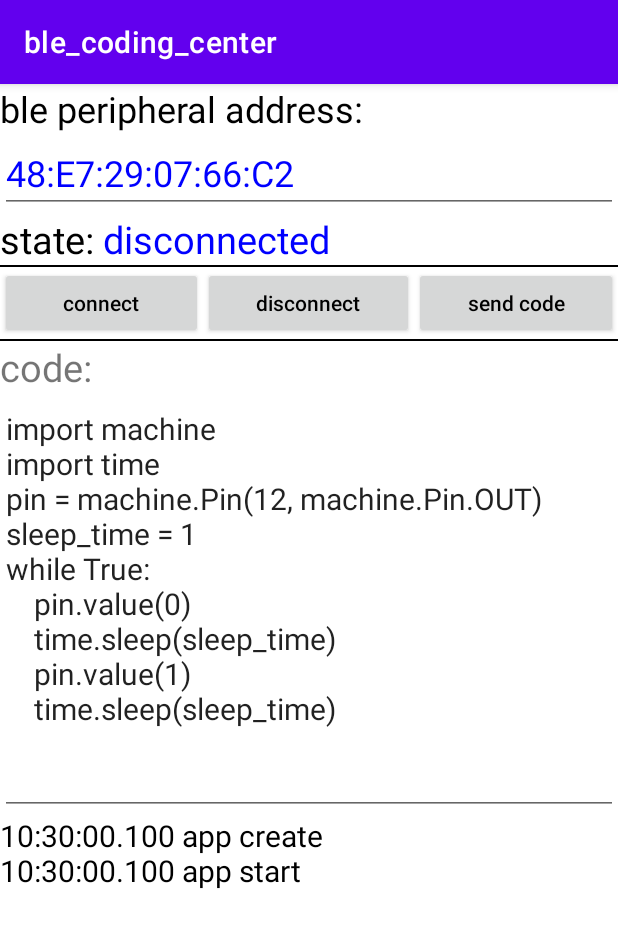
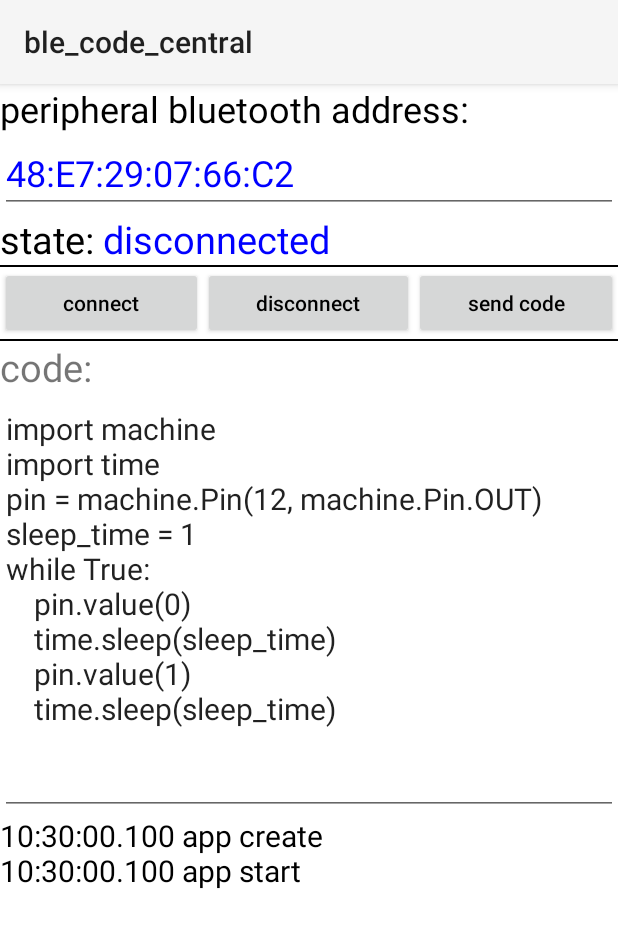
Before and after one commit to nulllab-org/android_ble_coding_central, an Android app: the screen it shows after launch (MainActivity), on a phone screen of 412 x 824 dp. Shown: the top 928 px of the screen. Run offline under Robolectric (Android 15) with nearby library versions, the phone set to English and light mode, and no system bars.

Commit message:
change packge names

```diff
--- a/app/src/main/AndroidManifest.xml
+++ b/app/src/main/AndroidManifest.xml
@@ -15,11 +15,11 @@
         android:label="@string/app_name"
         android:roundIcon="@mipmap/ic_launcher_round"
         android:supportsRtl="true"
-        android:theme="@style/Theme.Ble_test"
-        tools:targetApi="33">
+        android:theme="@style/Theme.AppCompat.Light"
+        tools:targetApi="34">
 
         <activity
-            android:name="com.nulllab.ble.MainActivity"
+            android:name="com.nulllab.ble.code.central.MainActivity"
             android:exported="true">
             <intent-filter>
                 <action android:name="android.intent.action.MAIN" />
--- a/app/src/main/java/com/nulllab/ble/BlePacketUtils.java
+++ b/app/src/main/java/com/nulllab/ble/code/central/BlePacketUtils.java
@@ -1,4 +1,4 @@
-package com.nulllab.ble;
+package com.nulllab.ble.code.central;
 
 import java.io.ByteArrayOutputStream;
 import java.util.LinkedList;
--- a/app/src/main/java/com/nulllab/ble/BlePeripheral.java
+++ b/app/src/main/java/com/nulllab/ble/code/central/BlePeripheral.java
@@ -1,4 +1,4 @@
-package com.nulllab.ble;
+package com.nulllab.ble.code.central;
 
 import android.annotation.SuppressLint;
 import android.bluetooth.BluetoothAdapter;
--- a/app/src/main/java/com/nulllab/ble/LogView.java
+++ b/app/src/main/java/com/nulllab/ble/code/central/LogView.java
@@ -1,4 +1,4 @@
-package com.nulllab.ble;
+package com.nulllab.ble.code.central;
 
 import android.content.Context;
 import android.text.method.ScrollingMovementMethod;
@@ -7,7 +7,7 @@ import android.util.Log;
 
 import androidx.annotation.Nullable;
 
-import com.nulllab.util.MainThreadUtils;
+import com.nulllab.ble.code.central.util.MainThreadUtils;
 
 import java.text.SimpleDateFormat;
 import java.util.Date;
--- a/app/src/main/java/com/nulllab/util/MainThreadUtils.java
+++ b/app/src/main/java/com/nulllab/ble/code/central/util/MainThreadUtils.java
@@ -1,4 +1,4 @@
-package com.nulllab.util;
+package com.nulllab.ble.code.central.util;
 
 import android.os.Handler;
 import android.os.Looper;
--- a/app/src/main/res/layout/activity_main.xml
+++ b/app/src/main/res/layout/activity_main.xml
@@ -6,17 +6,17 @@
     android:focusableInTouchMode="true"
     android:orientation="vertical"
     android:background="@color/white"
-    tools:context="com.nulllab.ble.MainActivity">
+    tools:context="com.nulllab.ble.code.central.MainActivity">
 
     <TextView
         android:layout_width="match_parent"
         android:layout_height="wrap_content"
-        android:text="ble peripheral address: "
+        android:text="peripheral bluetooth address: "
         android:textColor="@color/black"
         android:textSize="24sp" />
 
     <EditText
-        android:id="@+id/mac_address"
+        android:id="@+id/bluetooth_address"
         android:layout_width="match_parent"
         android:layout_height="wrap_content"
         android:text="48:E7:29:07:66:C2"
@@ -107,7 +107,7 @@
     <!--        android:scrollbars="vertical"-->
     <!--        android:layout_weight="2">-->
 
-    <com.nulllab.ble.LogView
+    <com.nulllab.ble.code.central.LogView
         android:id="@+id/log_text_view"
         android:layout_width="match_parent"
         android:layout_height="match_parent"
--- a/app/src/main/res/values/strings.xml
+++ b/app/src/main/res/values/strings.xml
@@ -1,3 +1,3 @@
 <resources>
-    <string name="app_name">ble_coding_center</string>
+    <string name="app_name">ble_code_central</string>
 </resources>
--- a/settings.gradle.kts
+++ b/settings.gradle.kts
@@ -13,5 +13,5 @@ dependencyResolutionManagement {
     }
 }
 
-rootProject.name = "ble_coding_center"
+rootProject.name = "ble_code_central"
 include(":app")
```
Also changed, not shown: app/src/main/java/com/nulllab/ble/code/central/MainActivity.java (renamed from app/src/main/java/com/nulllab/ble/MainActivity.java, +4 -4 lines).
